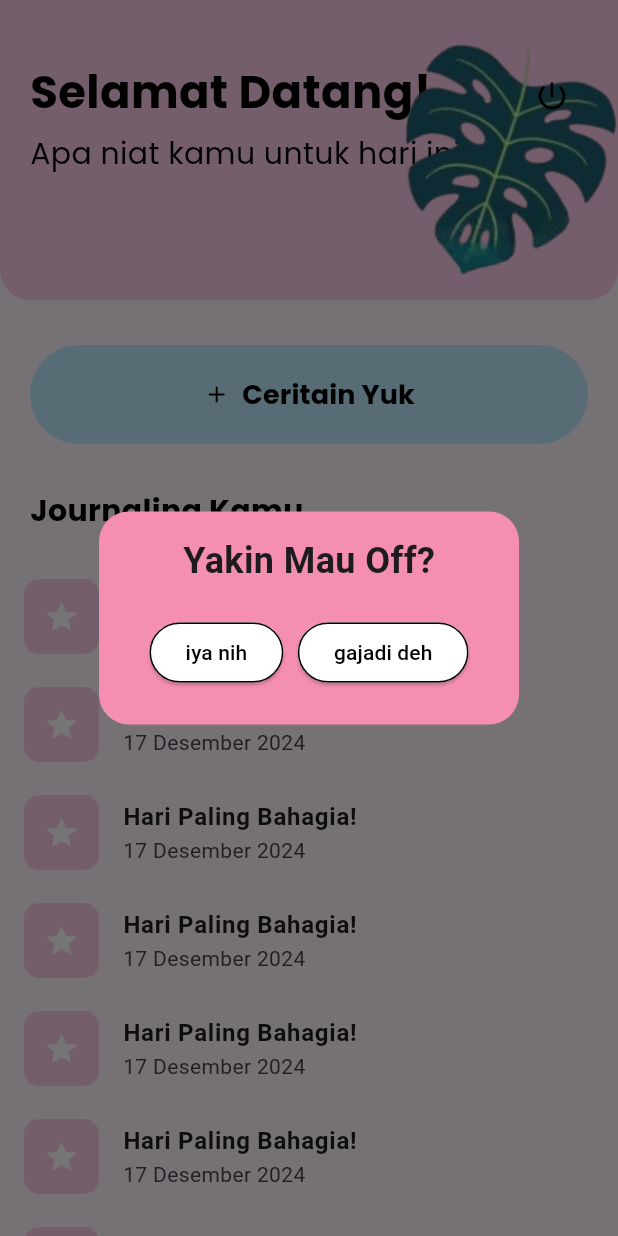
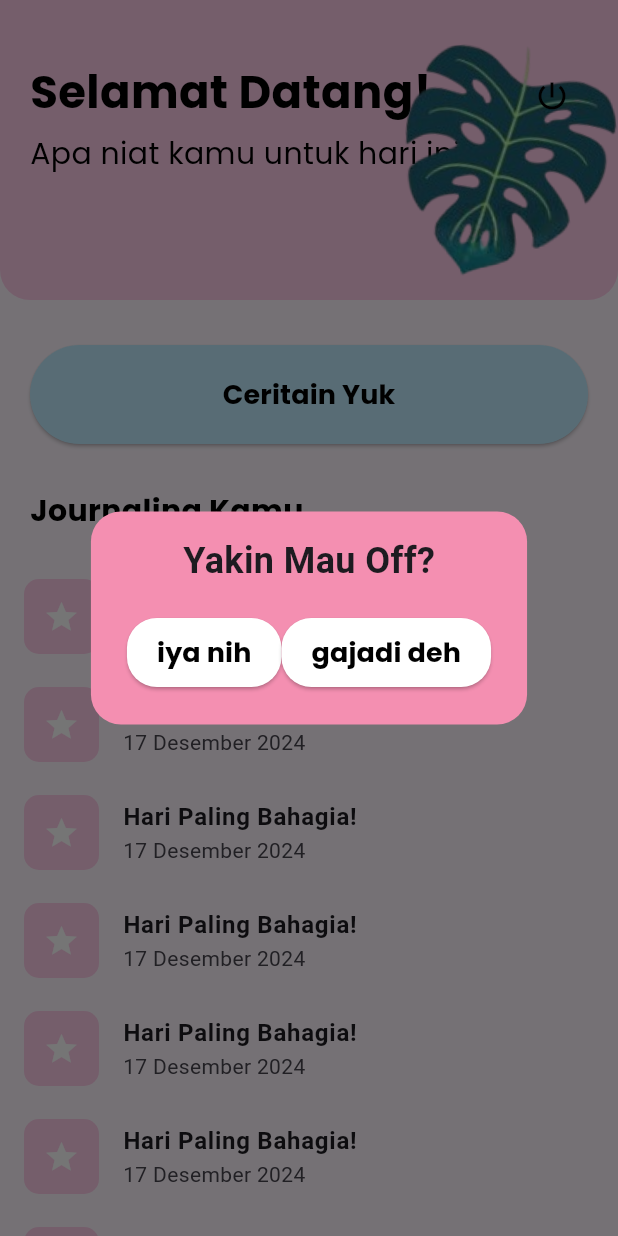
Before and after one commit to dirch4/JournEase, a Flutter app: the Home screen opened directly, after a tap on the "power settings new" icon, on a phone screen of 412 x 824 dp. Run offline on Flutter 3.47's test engine with Material 3 defaults, Android fonts, the phone set to English and light mode, and no system bars; our stand-ins replace google_fonts.

Commit message:
add dynamic button

```diff
--- /dev/null
+++ b/lib/core/components/button.dart
@@ -0,0 +1,52 @@
+import 'package:flutter/material.dart';
+import 'package:google_fonts/google_fonts.dart';
+
+class DynamicButton extends StatelessWidget {
+  final String text;
+  final Color backgroundColor;
+  final Color textColor;
+  final double borderRadius;
+  final Color? borderColor;
+  final EdgeInsetsGeometry padding;
+  final VoidCallback onPressed;
+  final BorderSide? borderSide;
+  final Icon? icon;
+
+  const DynamicButton({
+    super.key,
+    required this.text,
+    required this.backgroundColor,
+    required this.textColor,
+    this.borderColor,
+    this.borderRadius = 30.0,
+    this.padding = const EdgeInsets.symmetric(horizontal: 40, vertical: 15),
+    required this.onPressed,
+    this.icon,
+    this.borderSide,
+  });
+
+  @override
+  Widget build(BuildContext context) {
+    return ElevatedButton(
+      onPressed: onPressed,
+      style: ElevatedButton.styleFrom(
+        backgroundColor: backgroundColor,
+        shape: RoundedRectangleBorder(
+          borderRadius: BorderRadius.circular(borderRadius),
+        ),
+        padding: padding,
+        side: borderSide,
+      ),
+      child: Text(
+        text,
+        style: GoogleFonts.poppins(
+          textStyle: TextStyle(
+            fontSize: 18,
+            fontWeight: FontWeight.bold,
+            color: textColor,
+          ),
+        ),
+      ),
+    );
+  }
+}
--- a/lib/pages/home.dart
+++ b/lib/pages/home.dart
@@ -3,6 +3,7 @@ import 'package:google_fonts/google_fonts.dart';
 import 'package:jurnease/core/constants/color.dart';
 import 'package:jurnease/pages/addjournal.dart';
 import 'package:jurnease/pages/splashscreen.dart';
+import 'package:jurnease/core/components/button.dart';
 
 class Home extends StatelessWidget {
   const Home({super.key});
@@ -32,14 +33,14 @@ class Home extends StatelessWidget {
                 mainAxisAlignment: MainAxisAlignment.spaceEvenly,
                 children: [
                   // Tombol "iya nih"
-                            ElevatedButton(
-                              style: ElevatedButton.styleFrom(
-                                backgroundColor: Colors.white,  // Gunakan backgroundColor
-                                foregroundColor: Colors.black,   // Gunakan foregroundColor
-                                shape: RoundedRectangleBorder(
-                                  borderRadius: BorderRadius.circular(20),
-                                  side: BorderSide(color: Colors.black),
-                                ),
+                  DynamicButton(
+                    text: "iya nih",
+                    backgroundColor: Colors.white,
+                    textColor: Colors.black,
+                    borderColor: Colors.black,
+                    borderRadius: 20.0,
+                    padding: const EdgeInsets.symmetric(
+                      horizontal: 20, vertical: 10,
                     ),
                     onPressed: () {
                       Navigator.of(context).pushReplacement(
@@ -48,25 +49,22 @@ class Home extends StatelessWidget {
                         ),
                       );
                     },
-                              child: Text('iya nih'),
                   ),
 
                   // Tombol "gajadi deh"
-                            ElevatedButton(
-                              style: ElevatedButton.styleFrom(
-                                backgroundColor: Colors.white,   // Gunakan backgroundColor
-                                foregroundColor: Colors.black,   // Gunakan foregroundColor
-                                shape: RoundedRectangleBorder(
-                                  borderRadius: BorderRadius.circular(20),
-                                  side: BorderSide(color: Colors.black),
-                                ),
+                  DynamicButton(
+                    text: "gajadi deh",
+                    backgroundColor: Colors.white,
+                    textColor: Colors.black,
+                    borderColor: Colors.black,
+                    borderRadius: 20.0,
+                    padding: const EdgeInsets.symmetric(
+                      horizontal: 20, vertical: 10,
                     ),
                     onPressed: () {
                       Navigator.of(context).pop();
                     },
-                              child: Text('gajadi deh'),
                   ),
-
                 ],
               ),
             ],
@@ -160,35 +158,20 @@ class Home extends StatelessWidget {
           Container(
             margin: const EdgeInsets.symmetric(horizontal: 20.0),
             width: double.infinity,
-            child: ElevatedButton.icon(
+            child: DynamicButton(
+              text: "Ceritain Yuk",
+              backgroundColor: Appcolors.primary,
+              textColor: Colors.black,
+              borderRadius: 50.0,
+              padding: const EdgeInsets.symmetric(
+                vertical: 20.0,
+              ),
               onPressed: () {
                 Navigator.push(
                   context,
                   MaterialPageRoute(builder: (context) => const Addjournal()),
                 );
               },
-              icon: const Icon(
-                Icons.add,
-                color: Colors.black,
-              ),
-              label: Text(
-                'Ceritain Yuk',
-                style: GoogleFonts.poppins(
-                  textStyle: const TextStyle(
-                    fontSize: 18.0,
-                    fontWeight: FontWeight.bold,
-                    color: Colors.black,
-                  ),
-                ),
-              ),
-              style: ElevatedButton.styleFrom(
-                backgroundColor: Appcolors.primary,
-                elevation: 0,
-                shape: RoundedRectangleBorder(
-                  borderRadius: BorderRadius.circular(50.0),
-                ),
-                padding: const EdgeInsets.symmetric(vertical: 20.0),
-              ),
             ),
           ),
           const SizedBox(height: 30),
```
Also changed, not shown: lib/pages/addjournal.dart (+15 -30 lines), lib/pages/detail.dart (+16 -15 lines), lib/pages/login.dart (+31 -48 lines), lib/pages/loginpage.dart (+10 -37 lines), lib/pages/onboarding.dart (+12 -23 lines), lib/pages/signin.dart (+11 -21 lines). Lines whose indentation alone changed are shown as unchanged.
